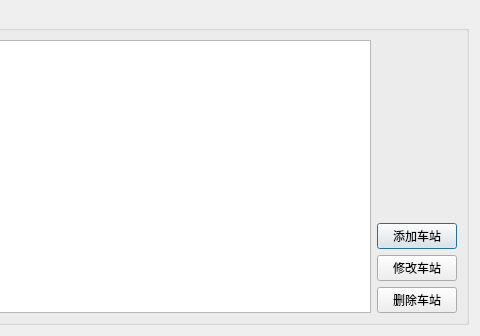
First picture: the form in stationdlg.ui, repository hustwyk/trainTicket, before the edit; both pictures show x 548 to 1028 and y 0 to 336 of the 1028 by 336 pixel window.
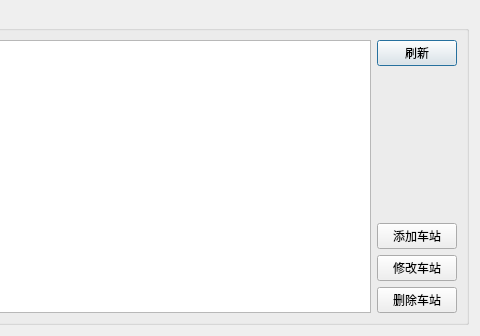
Second picture: the form after the edit.

```diff
--- a/stationdlg.ui
+++ b/stationdlg.ui
@@ -29,6 +29,13 @@
           </item>
           <item>
            <layout class="QVBoxLayout" name="verticalLayout">
+            <item>
+             <widget class="QPushButton" name="pushButton_4">
+              <property name="text">
+               <string>刷新</string>
+              </property>
+             </widget>
+            </item>
             <item>
              <spacer name="verticalSpacer">
               <property name="orientation">
```
